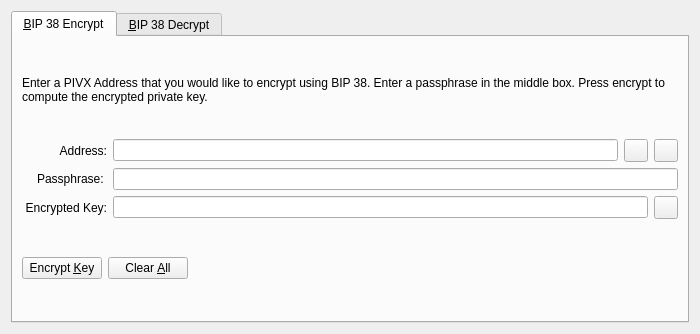
cryptocrowd-xcrc/core-wallet, file src/qt/forms/bip38tooldialog.ui: the form before one commit.
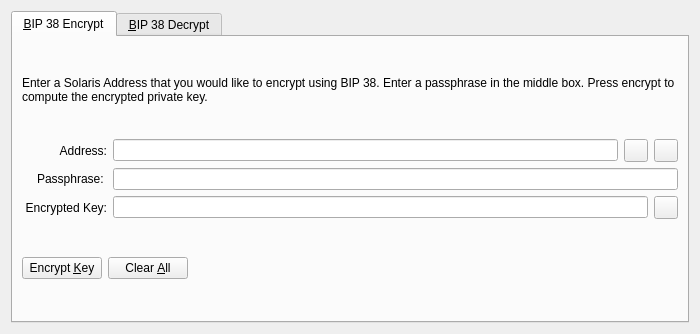
The form after the commit. The open tabs and pages were chosen to show the change. Icons and pictures are not drawn. Custom widgets are drawn as their Qt base class.

```diff
--- a/src/qt/forms/bip38tooldialog.ui
+++ b/src/qt/forms/bip38tooldialog.ui
@@ -30,7 +30,7 @@
        <item>
         <widget class="QLabel" name="infoLabel_ENC">
          <property name="text">
-          <string>Enter a PIVX Address that you would like to encrypt using BIP 38. Enter a passphrase in the middle box. Press encrypt to compute the encrypted private key.</string>
+          <string>Enter a Solaris Address that you would like to encrypt using BIP 38. Enter a passphrase in the middle box. Press encrypt to compute the encrypted private key.</string>
          </property>
          <property name="textFormat">
           <enum>Qt::PlainText</enum>
```
Left out of the diff: 22 changed lines with no effect on the pictures.
